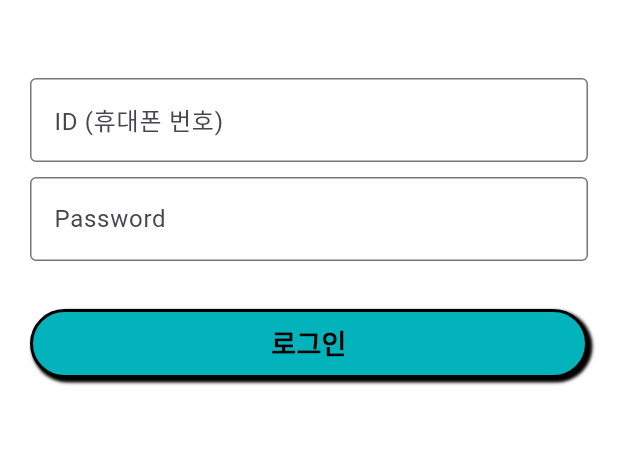
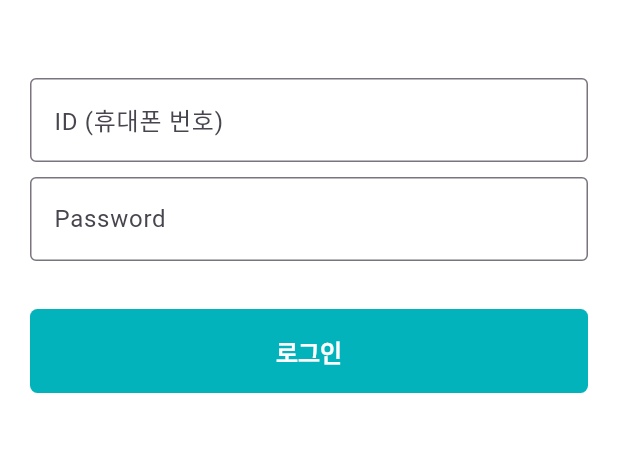
Before and after one commit to ggomdong/uni_work, a Flutter app: the LoginScreen screen opened by its route, on a phone screen of 412 x 824 dp, the part 279-731 px from its top. Run offline on Flutter 3.47's test engine with Material 3 defaults, Android fonts, the phone set to English and light mode, and no system bars; our stand-ins replace dio, flutter_riverpod, flutter_secure_storage, font_awesome_flutter, go_router, shared_preferences; accounts and stored records are empty.

Commit message:
jwt login, navigation 구현

```diff
--- a/lib/main.dart
+++ b/lib/main.dart
@@ -2,6 +2,7 @@ import 'package:flutter/material.dart';
 import 'package:flutter/services.dart';
 import 'package:flutter_riverpod/flutter_riverpod.dart';
 import 'package:shared_preferences/shared_preferences.dart';
+import 'package:uni_work/repos/authentication_repo.dart';
 import '../constants/sizes.dart';
 import '../repos/settings_repo.dart';
 import '../router.dart';
@@ -19,6 +20,7 @@ void main() async {
     ProviderScope(
       overrides: [
         settingsProvider.overrideWith(() => SettingsViewModel(repository)),
+        sharedPreferencesProvider.overrideWithValue(preferences),
       ],
       child: const App(),
     ),
--- a/lib/view_models/login_view_model.dart
+++ b/lib/view_models/login_view_model.dart
@@ -7,11 +7,11 @@ import '../views/widgets/snackbar.dart';
 import '../repos/authentication_repo.dart';
 
 class LoginViewModel extends AsyncNotifier<void> {
-  late final AuthenticationRepository _repository;
+  late final AuthenticationRepository _repository = ref.read(authRepo);
 
   @override
   FutureOr<void> build() {
-    _repository = ref.read(authRepo);
+    // _repository = ref.read(authRepo);
   }
 
   Future<void> login(
@@ -24,7 +24,7 @@ class LoginViewModel extends AsyncNotifier<void> {
       () async => await _repository.login(username, password),
     );
     if (state.hasError) {
-      showSnackBar(context, "로그인에 실패하였습니다.", Colors.red);
+      showSnackBar(context, state.error.toString(), Colors.red);
     } else {
       context.go("/home");
     }
--- a/lib/views/widgets/form_button.dart
+++ b/lib/views/widgets/form_button.dart
@@ -23,39 +23,25 @@ class FormButton extends ConsumerWidget {
       child: FractionallySizedBox(
         widthFactor: 1,
         child: AnimatedContainer(
-          padding: EdgeInsets.symmetric(vertical: Sizes.size8),
+          padding: EdgeInsets.symmetric(vertical: Sizes.size16),
           decoration: BoxDecoration(
-            borderRadius: BorderRadius.circular(32),
+            borderRadius: BorderRadius.circular(5),
             color:
                 disabled
                     ? isDark
                         ? Colors.grey.shade800
                         : Colors.grey.shade600
                     : Theme.of(context).primaryColor,
-            border: Border.all(width: 2, color: Colors.black),
-            boxShadow: [
-              BoxShadow(
-                color: Colors.black,
-                spreadRadius: 1, // 그림자 확산 정도
-                blurRadius: 1, // 그림자 흐림 정도
-                offset: Offset(2, 2), // X, Y 방향의 그림자 위치 조정
-              ),
-            ],
           ),
           duration: const Duration(milliseconds: 500),
-          child: Text(
-            text,
-            textAlign: TextAlign.center,
+          child: AnimatedDefaultTextStyle(
+            duration: Duration(microseconds: 500),
             style: TextStyle(
-              fontSize: Sizes.size18,
+              color: disabled ? Colors.grey.shade400 : Colors.white,
               fontWeight: FontWeight.w600,
-              color:
-                  disabled
-                      ? isDark
-                          ? Colors.grey.shade600
-                          : Colors.grey.shade400
-                      : Colors.black,
+              fontSize: Sizes.size16,
             ),
+            child: Text(text, textAlign: TextAlign.center),
           ),
         ),
       ),
```
Also changed, not shown: lib/repos/authentication_repo.dart (+0 -33 lines), lib/router.dart (+16 -0 lines), lib/views/calendar_screen.dart (added, +22 -0 lines), lib/views/home_screen.dart (added, +22 -0 lines), lib/views/main_navigation_screen.dart (added, +103 -0 lines), lib/views/profile_screen.dart (added, +22 -0 lines), lib/views/widgets/common_app_bar.dart (added, +24 -0 lines), lib/views/widgets/dialog.dart (added, +28 -0 lines), lib/views/widgets/nav_tab.dart (added, +47 -0 lines), 3 other files.
